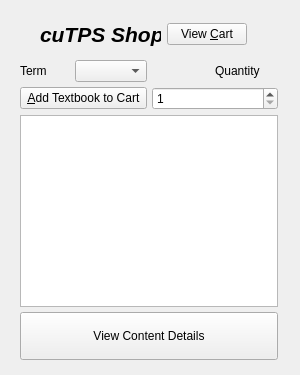
Before: the Qt Designer form D4_TeamJava/cuTPS_gui/StudentShopView.ui in AnkushVarshneya/CUTPS, drawn with Qt 5.
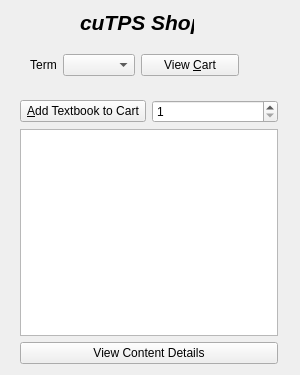
After: the same form once the commit is applied.

Commit message: cart emptying in, no validation

What changed in the file:
```diff
--- a/D4_TeamJava/cuTPS_gui/StudentShopView.ui
+++ b/D4_TeamJava/cuTPS_gui/StudentShopView.ui
@@ -31,76 +31,37 @@
   <property name="windowTitle">
    <string/>
   </property>
+  <widget class="QLabel" name="shopLabel">
+   <property name="geometry">
+    <rect>
+     <x>80</x>
+     <y>10</y>
+     <width>114</width>
+     <height>24</height>
+    </rect>
+   </property>
+   <property name="font">
+    <font>
+     <pointsize>16</pointsize>
+     <weight>75</weight>
+     <italic>true</italic>
+     <bold>true</bold>
+    </font>
+   </property>
+   <property name="text">
+    <string>cuTPS Shop</string>
+   </property>
+  </widget>
   <widget class="QWidget" name="">
    <property name="geometry">
     <rect>
      <x>20</x>
-     <y>60</y>
+     <y>100</y>
      <width>258</width>
-     <height>300</height>
+     <height>264</height>
     </rect>
    </property>
-   <layout class="QVBoxLayout" name="verticalLayout_2" stretch="1,1,1">
-    <property name="spacing">
-     <number>5</number>
-    </property>
-    <item>
-     <layout class="QVBoxLayout" name="verticalLayout" stretch="1,1">
-      <item>
-       <layout class="QHBoxLayout" name="horizontalLayout_5" stretch="1,1">
-        <item>
-         <layout class="QHBoxLayout" name="horizontalLayout_3" stretch="1,1">
-          <item>
-           <widget class="QLabel" name="termLabel">
-            <property name="sizePolicy">
-             <sizepolicy hsizetype="MinimumExpanding" vsizetype="Preferred">
-              <horstretch>0</horstretch>
-              <verstretch>0</verstretch>
-             </sizepolicy>
-            </property>
-            <property name="text">
-             <string>Term</string>
-            </property>
-           </widget>
-          </item>
-          <item>
-           <widget class="QComboBox" name="termSelectOption">
-            <property name="sizePolicy">
-             <sizepolicy hsizetype="MinimumExpanding" vsizetype="Fixed">
-              <horstretch>0</horstretch>
-              <verstretch>0</verstretch>
-             </sizepolicy>
-            </property>
-           </widget>
-          </item>
-         </layout>
-        </item>
-        <item>
-         <layout class="QHBoxLayout" name="horizontalLayout_4" stretch="1,1">
-          <item>
-           <spacer name="horizontalSpacer_2">
-            <property name="orientation">
-             <enum>Qt::Horizontal</enum>
-            </property>
-            <property name="sizeHint" stdset="0">
-             <size>
-              <width>30</width>
-              <height>20</height>
-             </size>
-            </property>
-           </spacer>
-          </item>
-          <item>
-           <widget class="QLabel" name="quantityLabel">
-            <property name="text">
-             <string>Quantity</string>
-            </property>
-           </widget>
-          </item>
-         </layout>
-        </item>
-       </layout>
-      </item>
+   <layout class="QVBoxLayout" name="verticalLayout">
       <item>
        <layout class="QHBoxLayout" name="horizontalLayout_2" stretch="1,1">
         <item>
@@ -118,6 +79,18 @@
         </item>
         <item>
          <widget class="QSpinBox" name="quantityOption">
+        <property name="minimumSize">
+         <size>
+          <width>50</width>
+          <height>0</height>
+         </size>
+        </property>
+        <property name="toolTip">
+         <string>Quantity</string>
+        </property>
+        <property name="statusTip">
+         <string>Quantity</string>
+        </property>
           <property name="minimum">
            <number>1</number>
           </property>
@@ -128,8 +101,6 @@
         </item>
        </layout>
       </item>
-     </layout>
-    </item>
     <item>
      <widget class="QListView" name="itemsListView">
       <property name="sizePolicy">
@@ -141,7 +112,7 @@
      </widget>
     </item>
     <item>
-     <layout class="QHBoxLayout" name="horizontalLayout" stretch="1">
+     <layout class="QHBoxLayout" name="horizontalLayout">
       <item>
        <widget class="QPushButton" name="viewDetailsOption">
         <property name="sizePolicy">
@@ -162,36 +133,57 @@
   <widget class="QWidget" name="">
    <property name="geometry">
     <rect>
-     <x>40</x>
-     <y>20</y>
-     <width>207</width>
-     <height>29</height>
+     <x>30</x>
+     <y>50</y>
+     <width>209</width>
+     <height>30</height>
     </rect>
    </property>
-   <layout class="QHBoxLayout" name="horizontalLayout_6">
+   <layout class="QHBoxLayout" name="horizontalLayout_4">
     <item>
-     <widget class="QLabel" name="shopLabel">
-      <property name="font">
-       <font>
-        <pointsize>16</pointsize>
-        <weight>75</weight>
-        <italic>true</italic>
-        <bold>true</bold>
-       </font>
+     <layout class="QHBoxLayout" name="horizontalLayout_3">
+      <item>
+       <widget class="QLabel" name="termLabel">
+        <property name="sizePolicy">
+         <sizepolicy hsizetype="Fixed" vsizetype="Preferred">
+          <horstretch>0</horstretch>
+          <verstretch>0</verstretch>
+         </sizepolicy>
       </property>
       <property name="text">
-       <string>cuTPS Shop</string>
+         <string>Term</string>
+        </property>
+        <property name="alignment">
+         <set>Qt::AlignCenter</set>
       </property>
      </widget>
     </item>
     <item>
-     <widget class="QPushButton" name="viewShoppingCartOption">
+       <widget class="QComboBox" name="termSelectOption">
       <property name="sizePolicy">
        <sizepolicy hsizetype="Preferred" vsizetype="Fixed">
         <horstretch>0</horstretch>
         <verstretch>0</verstretch>
        </sizepolicy>
       </property>
+        <property name="editable">
+         <bool>false</bool>
+        </property>
+        <property name="currentText">
+         <string/>
+        </property>
+       </widget>
+      </item>
+     </layout>
+    </item>
+    <item>
+     <widget class="QPushButton" name="viewShoppingCartOption">
+      <property name="sizePolicy">
+       <sizepolicy hsizetype="MinimumExpanding" vsizetype="Fixed">
+        <horstretch>1</horstretch>
+        <verstretch>0</verstretch>
+       </sizepolicy>
+      </property>
       <property name="text">
        <string>View &amp;Cart</string>
       </property>
```
Left out of the diff: 10 changed lines with no effect on the pictures. Lines whose indentation alone changed are shown as unchanged. The commit also changes 6 other files.
